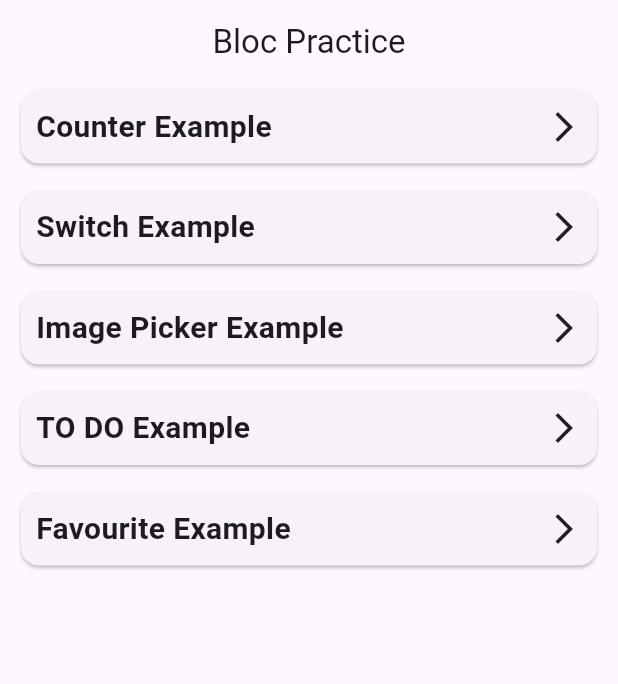
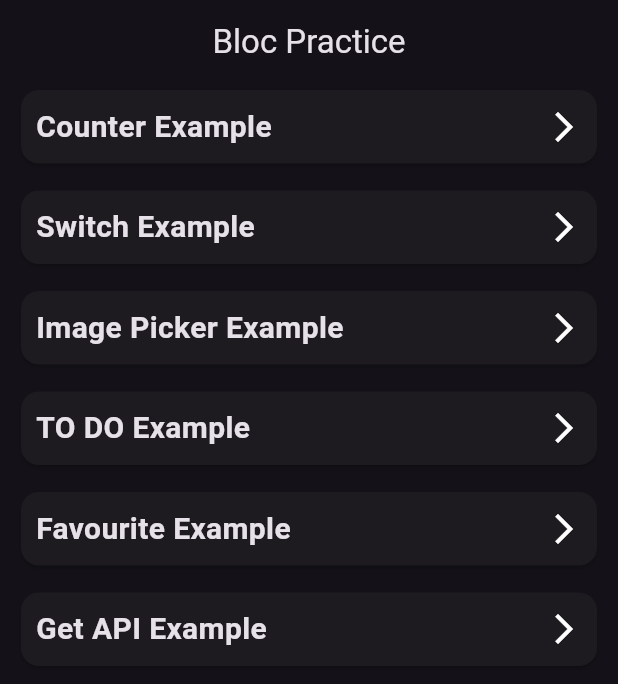
Before and after one commit to nikhil-mallik/bloc_practice, a Flutter app: the screen it shows after launch, on a phone screen of 412 x 824 dp. Shown: the top 684 px of the screen. Run offline on Flutter 3.47's test engine with Material 3 defaults, Android fonts, the phone set to English and light mode, and no system bars; our stand-ins replace bloc, equatable, flutter_bloc, image_picker.

```diff
--- /dev/null
+++ b/lib/bloc/posts/post_event.dart
@@ -0,0 +1,10 @@
+import 'package:equatable/equatable.dart';
+
+abstract class PostEvent extends Equatable {
+  const PostEvent();
+
+  @override
+  List<Object?> get props => [];
+}
+
+class FetchPosts extends PostEvent {}
--- /dev/null
+++ b/lib/bloc/posts/post_state.dart
@@ -0,0 +1,28 @@
+import 'package:equatable/equatable.dart';
+
+import '../../model/post_item_model.dart';
+import '../../utils/enums.dart';
+
+class PostState extends Equatable {
+  const PostState({
+    this.postStatus = PostStatus.loading,
+    this.postList = const <PostModel>[],
+    this.message = '',
+  });
+
+  final PostStatus postStatus;
+  final List<PostModel> postList;
+  final String message;
+
+  PostState copyWith(
+      {PostStatus? postStatus, List<PostModel>? postList, String? message}) {
+    return PostState(
+      postStatus: postStatus ?? this.postStatus,
+      postList: postList ?? this.postList,
+      message: message ?? this.message,
+    );
+  }
+
+  @override
+  List<Object?> get props => [postList, postStatus, message];
+}
--- a/lib/home.dart
+++ b/lib/home.dart
@@ -3,6 +3,7 @@ import 'package:flutter/material.dart';
 import 'ui/counter/counter_screen.dart';
 import 'ui/favourite_example/favourite_screen.dart';
 import 'ui/image_picker/image_picker_screen.dart';
+import 'ui/post/post_screen.dart';
 import 'ui/switch_example/switch_example_screen.dart';
 import 'ui/to_do_example/to_do_screen.dart';
 
@@ -57,6 +58,7 @@ class Home extends StatelessWidget {
             showPracticeList(context, 'TO DO Example', const ToDoScreen()),
             showPracticeList(
                 context, 'Favourite Example', const FavouriteScreen()),
+            showPracticeList(context, 'Get API Example', const PostScreen()),
           ],
         ),
       ),
--- a/lib/main.dart
+++ b/lib/main.dart
@@ -4,6 +4,7 @@ import 'package:flutter_bloc/flutter_bloc.dart';
 import 'bloc/counter/counter_bloc.dart';
 import 'bloc/favourite_example/favourite_bloc.dart';
 import 'bloc/image_picker/image_picker_bloc.dart';
+import 'bloc/posts/post_bloc.dart';
 import 'bloc/switch_example/switch_bloc.dart';
 import 'bloc/to_do_example/to_do_bloc.dart';
 import 'home.dart';
@@ -26,13 +27,14 @@ class MyApp extends StatelessWidget {
         BlocProvider(create: (_) => ImagePickerBloc(ImagePickerUtlis())),
         BlocProvider(create: (_) => ToDoBloc()),
         BlocProvider(create: (_) => FavouriteBloc(FavouriteRepo())),
+        BlocProvider(create: (_) => PostBloc()),
       ],
       child: MaterialApp(
         debugShowCheckedModeBanner: false,
         title: 'Flutter Bloc Practice',
         themeMode: ThemeMode.dark,
         theme: ThemeData(
-          colorScheme: ColorScheme.fromSeed(seedColor: Colors.deepPurple),
+          brightness: Brightness.dark,
           useMaterial3: true,
         ),
         home: const Home(),
--- /dev/null
+++ b/lib/utils/enums.dart
@@ -0,0 +1 @@
+enum PostStatus { loading, success, failure }
--- a/pubspec.yaml
+++ b/pubspec.yaml
@@ -39,6 +39,7 @@ dependencies:
   flutter_bloc: ^8.1.5
   equatable: ^2.0.5
   image_picker: ^1.1.1
+  http: ^1.2.1
 
 
 dev_dependencies:
```
Also changed, not shown: lib/bloc/posts/post_bloc.dart (added, +33 -0 lines), lib/model/post_item_model.dart (added, +27 -0 lines), lib/repository/post_repo.dart (added, +33 -0 lines), lib/ui/post/post_screen.dart (added, +56 -0 lines), pubspec.lock.
